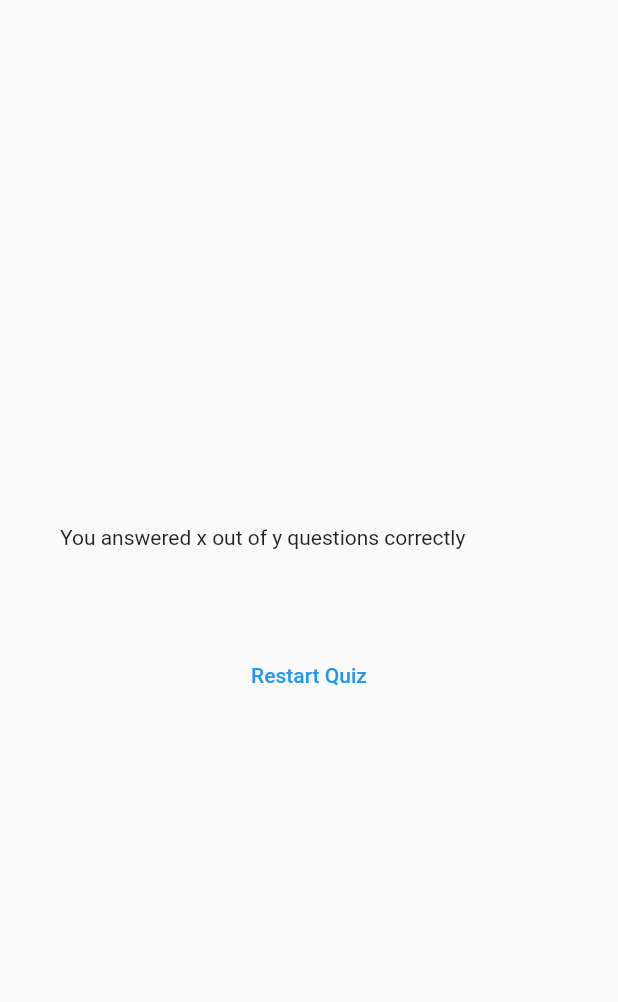
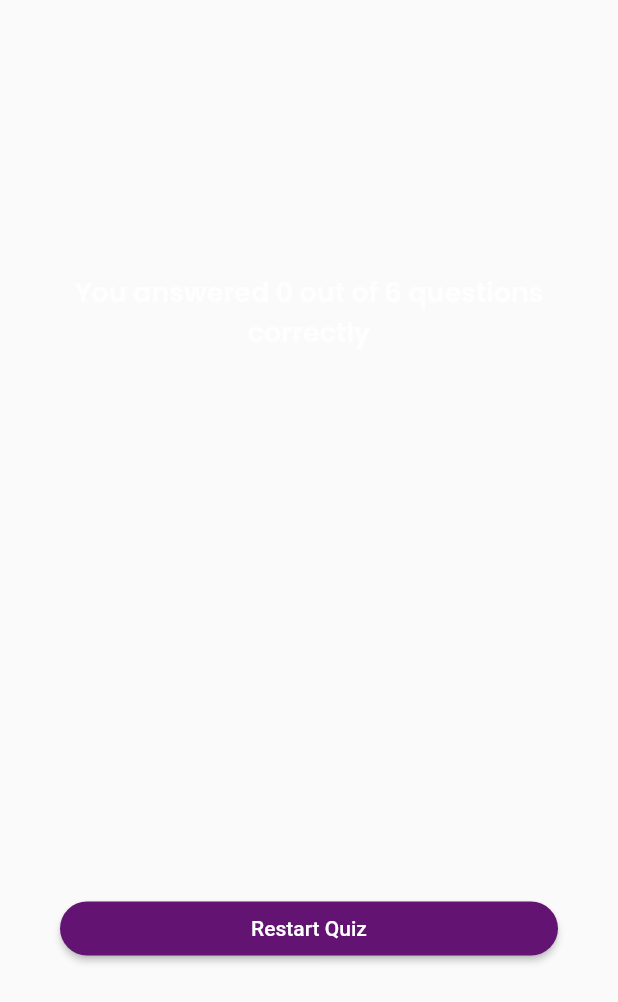
Before and after one commit to RonnieArnab/quiz, a Flutter app: the ResultScreen widget shown alone on an empty page, opened directly with empty values, on a phone screen of 412 x 824 dp. Shown: the top 1002 px of the screen. Run offline on Flutter 3.47's test engine with Material 2 defaults, Android fonts, the phone set to English and light mode, and no system bars; our stand-ins replace google_fonts.

Commit message:
final commit

```diff
--- a/lib/result_screen.dart
+++ b/lib/result_screen.dart
@@ -1,10 +1,13 @@
 import 'package:flutter/material.dart';
+import 'package:google_fonts/google_fonts.dart';
 import 'package:quiz/question.dart';
 import 'package:quiz/questions_summay.dart';
 
 class ResultScreen extends StatelessWidget {
-  const ResultScreen({super.key, required this.chooseAnswer});
+  const ResultScreen(
+      {super.key, required this.chooseAnswer, required this.restartQuiz});
 
+  final void Function() restartQuiz;
   final List<String> chooseAnswer;
 
   List<Map<String, Object>> getSummaryData() {
@@ -25,7 +28,9 @@ class ResultScreen extends StatelessWidget {
   Widget build(BuildContext context) {
     final summaryData = getSummaryData();
     final numTotalQuestions = questions.length;
-    final numCorrectQuestions = summaryData;
+    final numCorrectQuestions = summaryData.where((data) {
+      return data['correct_answer'] == data["user_answer"];
+    }).length;
     return Container(
       margin: const EdgeInsets.all(40),
       child: SizedBox(
@@ -34,7 +39,17 @@ class ResultScreen extends StatelessWidget {
           mainAxisAlignment: MainAxisAlignment.center,
           crossAxisAlignment: CrossAxisAlignment.stretch,
           children: [
-            const Text('You answered x out of y questions correctly'),
+            Text(
+              'You answered $numCorrectQuestions out of $numTotalQuestions questions correctly',
+              style: GoogleFonts.poppins(
+                textStyle: const TextStyle(
+                  color: Color.fromARGB(210, 255, 255, 255),
+                  fontSize: 18,
+                  fontWeight: FontWeight.w600,
+                ),
+              ),
+              textAlign: TextAlign.center,
+            ),
             const SizedBox(
               height: 30,
             ),
@@ -44,10 +59,24 @@ class ResultScreen extends StatelessWidget {
             const SizedBox(
               height: 30,
             ),
-            TextButton(
-              onPressed: () {},
-              child: const Text('Restart Quiz'),
-            ),
+            ElevatedButton(
+              onPressed: restartQuiz,
+              style: ElevatedButton.styleFrom(
+                padding: const EdgeInsets.symmetric(
+                  vertical: 10,
+                  horizontal: 20,
+                ),
+                backgroundColor: const Color.fromARGB(255, 99, 19, 113),
+                foregroundColor: Colors.white,
+                shape: RoundedRectangleBorder(
+                  borderRadius: BorderRadius.circular(30),
+                ),
+              ),
+              child: const Text(
+                'Restart Quiz',
+                textAlign: TextAlign.center,
+              ),
+            )
           ],
         ),
       ),
```
Also changed, not shown: lib/questions_summay.dart (+60 -6 lines), lib/quiz.dart (+28 -14 lines), 3 other files.
